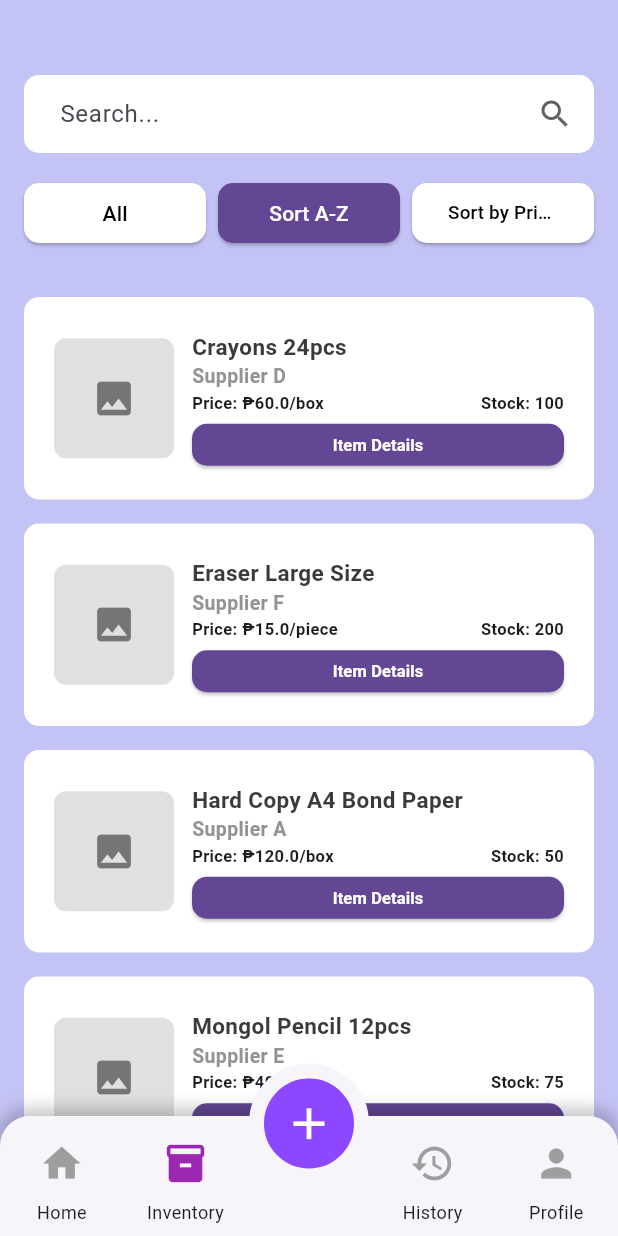
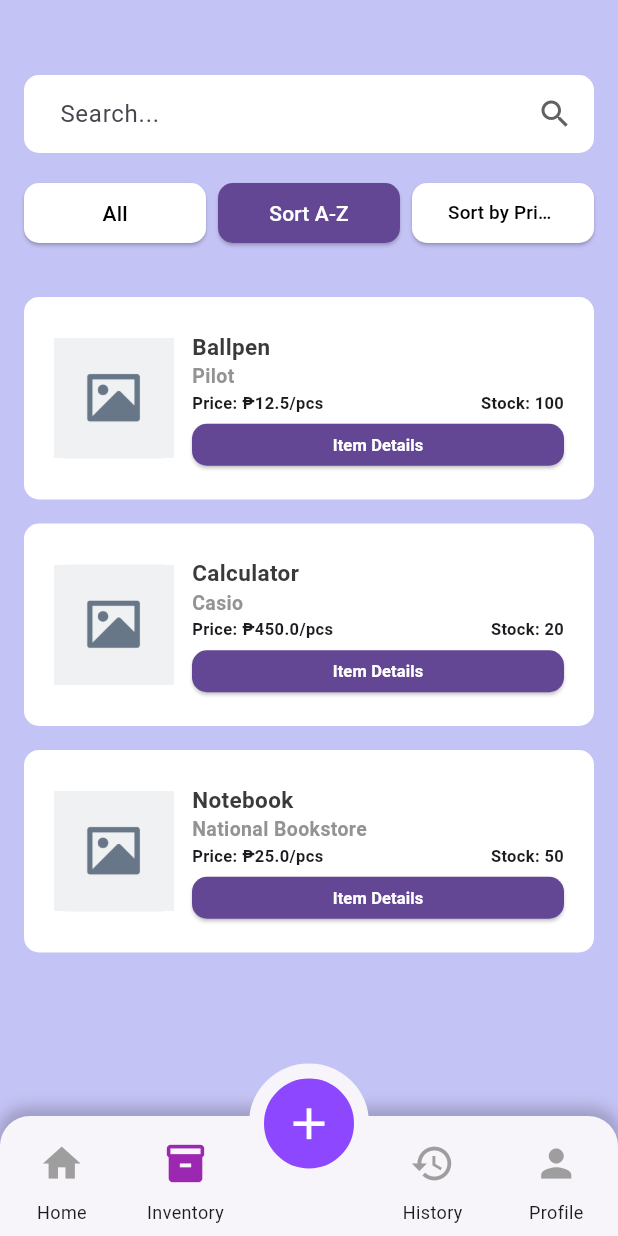
Before and after one commit to RandelYumul/sKEEP, a Flutter app: the InventoryPage screen opened directly, after a tap on "Sort A-Z", on a phone screen of 412 x 824 dp. Run offline on Flutter 3.47's test engine with Material 3 defaults, Android fonts, the phone set to English and light mode, and no system bars; our stand-ins replace image_picker.

Commit message:
- Added dependencies for cupertino_icons,path_provider,nd uuid - Added entity folder containing products class - Added databse folder containing storage.dart for local storage of products - Revised the item_inventory widget to have a customizable images - Made the add product feature functionable and connect it to existing sort and search

```diff
--- /dev/null
+++ b/skeep/lib/database/storage.dart
@@ -0,0 +1,66 @@
+import 'dart:convert';
+import 'dart:io';
+import 'package:path_provider/path_provider.dart';
+import '../entity/product.dart';
+
+class Storage {
+  static Future<File> _getFile() async {
+    final dir = await getApplicationDocumentsDirectory();
+    return File('${dir.path}/products.json');
+  }
+
+  /// Default seed products (first run) with asset images
+  static List<Product> defaultProducts = [
+    Product(
+      id: '1',
+      name: 'Notebook',
+      supplier: 'National Bookstore',
+      unit: 'pcs',
+      quantity: 50,
+      price: 25.00,
+      imagePath: 'lib/assets/image_placeholder.png',
+    ),
+    Product(
+      id: '2',
+      name: 'Ballpen',
+      supplier: 'Pilot',
+      unit: 'pcs',
+      quantity: 100,
+      price: 12.50,
+      imagePath: 'lib/assets/image_placeholder.png',
+    ),
+    Product(
+      id: '3',
+      name: 'Calculator',
+      supplier: 'Casio',
+      unit: 'pcs',
+      quantity: 20,
+      price: 450.00,
+      imagePath: 'lib/assets/image_placeholder.png',
+    ),
+  ];
+
+  /// Load products. If no file exists, write defaults to file first.
+  static Future<List<Product>> loadProducts() async {
+    final file = await _getFile();
+
+    if (!await file.exists()) {
+      // first run → write defaults into storage
+      final jsonList = defaultProducts.map((p) => p.toJson()).toList();
+      await file.writeAsString(jsonEncode(jsonList));
+      return defaultProducts;
+    }
+
+    // file already exists → load normally
+    final content = await file.readAsString();
+    final List<dynamic> jsonList = jsonDecode(content);
+    return jsonList.map((j) => Product.fromJson(j)).toList();
+  }
+
+  /// Save updated product list
+  static Future<void> saveProducts(List<Product> products) async {
+    final file = await _getFile();
+    final jsonList = products.map((p) => p.toJson()).toList();
+    await file.writeAsString(jsonEncode(jsonList));
+  }
+}
--- /dev/null
+++ b/skeep/lib/entity/product.dart
@@ -0,0 +1,39 @@
+class Product {
+  String id;
+  String name;
+  String supplier;
+  String unit;
+  int quantity;
+  double price;
+  String imagePath;
+
+  Product({
+    required this.id,
+    required this.name,
+    required this.supplier,
+    required this.unit,
+    required this.quantity,
+    required this.price,
+    required this.imagePath,
+  });
+
+  Map<String, dynamic> toJson() => {
+        'id': id,
+        'name': name,
+        'supplier': supplier,
+        'unit': unit,
+        'quantity': quantity,
+        'price': price,
+        'imagePath': imagePath,
+      };
+
+  factory Product.fromJson(Map<String, dynamic> json) => Product(
+        id: json['id'],
+        name: json['name'],
+        supplier: json['supplier'],
+        unit: json['unit'],
+        quantity: json['quantity'],
+        price: (json['price'] as num).toDouble(),
+        imagePath: json['imagePath'],
+      );
+}
--- a/skeep/lib/pages/inventory_page.dart
+++ b/skeep/lib/pages/inventory_page.dart
@@ -1,9 +1,12 @@
 import 'package:flutter/material.dart';
-import 'package:skeep/pages/widgets/bottom_nav.dart';
-import 'package:skeep/pages/widgets/item_inventory.dart';
-import 'package:skeep/pages/widgets/search_bar.dart';
-import 'package:skeep/pages/widgets/sort_filter_bar.dart';
+import 'package:skeep/pages/widgets/bottom_nav.dart'; // Custom bottom navigation bar widget
+import 'package:skeep/pages/widgets/item_inventory.dart'; // Widget to display inventory items
+import 'package:skeep/pages/widgets/search_bar.dart'; // Custom search bar widget
+import 'package:skeep/pages/widgets/sort_filter_bar.dart'; // Sort/filter bar widget
+import '../entity/product.dart';
+import '../database/storage.dart';
 
+// Main page for displaying inventory items
 class InventoryPage extends StatefulWidget {
   const InventoryPage({super.key});
 
@@ -11,66 +14,41 @@ class InventoryPage extends StatefulWidget {
   State<InventoryPage> createState() => _InventoryPageState();
 }
 
-class _InventoryPageState extends State<InventoryPage> {
+class _InventoryPageState extends State<InventoryPage> { // Show all items when opening the page
+
+  // Index for selected sort/filter option
   int selectedIndex = 0;
 
-  List<Map<String, dynamic>> itemInventory = [
-    {
-      'productName': 'Hard Copy A4 Bond Paper',
-      'supplier': 'Supplier A',
-      'price': 120.00,
-      'unit': 'box',
-      'stock': 50,
-    },
-    {
-      'productName': 'Pilot Permanent Marker',
-      'supplier': 'Supplier B',
-      'price': 80.00,
-      'unit': 'set',
-      'stock': 30,
-    },
-    {
-      'productName': 'Victory Yellow Pad Paper',
-      'supplier': 'Supplier C',
-      'price': 150.00,
-      'unit': 'pack',
-      'stock': 20,
-    },
-    {
-      'productName': 'Crayons 24pcs',
-      'supplier': 'Supplier D',
-      'price': 60.00,
-      'unit': 'box',
-      'stock': 100,
-    },
-    {
-      'productName': 'Mongol Pencil 12pcs',
-      'supplier': 'Supplier E',
-      'price': 40.00,
-      'unit': 'set',
-      'stock': 75,
-    },
-    {
-      'productName': 'Eraser Large Size',
-      'supplier': 'Supplier F',
-      'price': 15.00,
-      'unit': 'piece',
-      'stock': 200,
-    },
-  ];
+  // List of inventory items (mock data)
+  List<Product> itemInventory = [];
 
-  List<Map<String, dynamic>> displayedItems = [];
-  TextEditingController searchController = TextEditingController();
-
+  // Called when the widget is first created
   @override
   void initState() {
     super.initState();
-    displayedItems = List.from(itemInventory);
+    loadData(); // Load products from storage
+    displayedItems = List.from(itemInventory); // Initialize displayed items
   }
 
+  // Loads products from persistent storage (file/database)
+  Future<void> loadData() async {
+    final list = await Storage.loadProducts(); // Get products from Storage
+    setState(() => itemInventory = list); // Update UI with loaded products
+  }
+
+  //TO DO: Implement delete product function here and make it slidable
+
+
+  // List of items currently displayed (filtered/sorted)
+  List<Product> displayedItems = [];
+
+  // Controller for the search bar
+  TextEditingController searchController = TextEditingController();
+
+  // Filter items based on search query
   void _filterItems(String query) {
     final results = itemInventory.where((item) {
-      final name = item['productName'].toString().toLowerCase();
+      final name = item.name.toString().toLowerCase();
       return name.contains(query.toLowerCase());
     }).toList();
 
@@ -79,51 +57,59 @@ class _InventoryPageState extends State<InventoryPage> {
     });
   }
 
+  // Show all items (reset filter)
   void _showAll() {
     setState(() {
       displayedItems = List.from(itemInventory);
     });
   }
 
+  // Sort items alphabetically by product name
   void _sortAZ() {
     setState(() {
       displayedItems.sort(
-        (a, b) => a['productName'].compareTo(b['productName']),
+        (a, b) => a.name.compareTo(b.name),
       );
     });
   }
 
+  // Sort items by price (ascending)
   void _sortByPrice() {
     setState(() {
-      displayedItems.sort((a, b) => a['price'].compareTo(b['price']));
+      displayedItems.sort((a, b) => a.price.compareTo(b.price));
     });
   }
 
+  // Handle selection of sort/filter option
   void _onSelect(int index) {
     setState(() {
       selectedIndex = index;
 
       if (index == 0) {
-        _showAll();
+        _showAll(); // Show all items
       } else if (index == 1) {
-        _sortAZ();
+        _sortAZ(); // Sort A-Z
       } else if (index == 2) {
-        _sortByPrice();
+        _sortByPrice(); // Sort by price
       }
     });
   }
 
   @override
   Widget build(BuildContext context) {
+    setState(() {
+      _onSelect(selectedIndex);
+    });
+    // Main UI for inventory page
     return Scaffold(
       extendBody: true,
       body: Container(
         color: const Color(0xFFC4C3F5),
         child: Column(
           children: [
-            const SizedBox(height: 50),
+            const SizedBox(height: 50), // Top spacing
 
-            // Reusable Search Bar
+            // Search bar for filtering items
             Padding(
               padding: const EdgeInsets.symmetric(horizontal: 16),
               child: CustomSearchBar(
@@ -132,24 +118,26 @@ class _InventoryPageState extends State<InventoryPage> {
               ),
             ),
 
-            const SizedBox(height: 16),
+            const SizedBox(height: 16), // Spacing
 
-            // Reusable Sort/Filter Bar
+            // Sort/filter bar for inventory
             SortFilterBar(selectedIndex: selectedIndex, onSelect: _onSelect),
 
-            const SizedBox(height: 16),
+            const SizedBox(height: 16), // Spacing
 
-            // Item Inventory List
+            // List of inventory items
             Expanded(
               child: ListView.builder(
                 itemCount: displayedItems.length,
                 itemBuilder: (context, index) {
+                  final p = displayedItems[index];
                   return ItemInventory(
-                    productName: displayedItems[index]['productName'],
-                    supplier: displayedItems[index]['supplier'],
-                    price: displayedItems[index]['price'],
-                    unit: displayedItems[index]['unit'],
-                    stock: displayedItems[index]['stock'],
+                    productName: p.name,
+                    supplier: p.supplier,
+                    price: p.price,
+                    unit: p.unit,
+                    stock: p.quantity,
+                    imagePath: p.imagePath,
                   );
                 },
               ),
@@ -158,8 +146,9 @@ class _InventoryPageState extends State<InventoryPage> {
         ),
       ),
 
-      // Bottom Navigation Bar
+      // Bottom navigation bar for app navigation
       bottomNavigationBar: const CustomBottomNavBar(selectedIndex: 1),
     );
+
   }
 }
--- a/skeep/lib/pages/widgets/item_inventory.dart
+++ b/skeep/lib/pages/widgets/item_inventory.dart
@@ -1,5 +1,6 @@
 import 'package:flutter/material.dart';
 import 'package:skeep/pages/widgets/item_details.dart';
+import 'dart:io';
 
 class ItemInventory extends StatelessWidget {
   const ItemInventory({
@@ -9,6 +10,7 @@ class ItemInventory extends StatelessWidget {
     this.price,
     this.unit,
     this.stock,
+    this.imagePath,
   });
 
   final String? productName;
@@ -16,9 +18,30 @@ class ItemInventory extends StatelessWidget {
   final double? price;
   final String? unit;
   final int? stock;
+  final String? imagePath;
 
   @override
   Widget build(BuildContext context) {
+    Widget imageWidget;
+    if (imagePath != null && imagePath!.isNotEmpty) {
+      if (imagePath!.startsWith('lib/assets/')) {
+        imageWidget = Image.asset(
+          imagePath!,
+          fit: BoxFit.cover,
+        );
+      } else {
+        imageWidget = Image.file(
+          File(imagePath!),
+          fit: BoxFit.cover,
+        );
+      }
+    } else {
+      imageWidget = Image.asset(
+        'lib/assets/image_placeholder.png',
+        fit: BoxFit.cover,
+      );
+    }
+
     return Padding(
       padding: EdgeInsets.only(left: 16, right: 16, top: 16),
       child: Center(
@@ -44,17 +67,13 @@ class ItemInventory extends StatelessWidget {
                       children: [
                         // Product Image
                         Container(
-                          width: 80, // Reduced width
-                          height: 80, // Reduced height
+                          width: 80,
+                          height: 80,
                           decoration: BoxDecoration(
                             color: Colors.grey[300],
                             borderRadius: BorderRadius.circular(8.0),
                           ),
-                          child: Icon(
-                            Icons.image,
-                            size: 30, // Reduced icon size
-                            color: Colors.grey[600],
-                          ),
+                          child: imageWidget,
                         ),
 
                         SizedBox(width: 12), // Add spacing
--- a/skeep/pubspec.yaml
+++ b/skeep/pubspec.yaml
@@ -10,9 +10,12 @@ dependencies:
   flutter:
     sdk: flutter
 
-  image_picker: ^1.1.2
+  cupertino_icons: ^1.0.8
+  image_picker: ^1.2.0
   hive: ^2.2.3
   hive_flutter: ^1.1.0
+  path_provider: ^2.0.14
+  uuid: ^3.0.7
 
 dev_dependencies:
   flutter_test:
```
Also changed, not shown: skeep/lib/main.dart (+40 -0 lines), skeep/lib/pages/add_page.dart (+104 -24 lines), skeep/lib/assets/image_placeholder.png (added), skeep/pubspec.lock.
